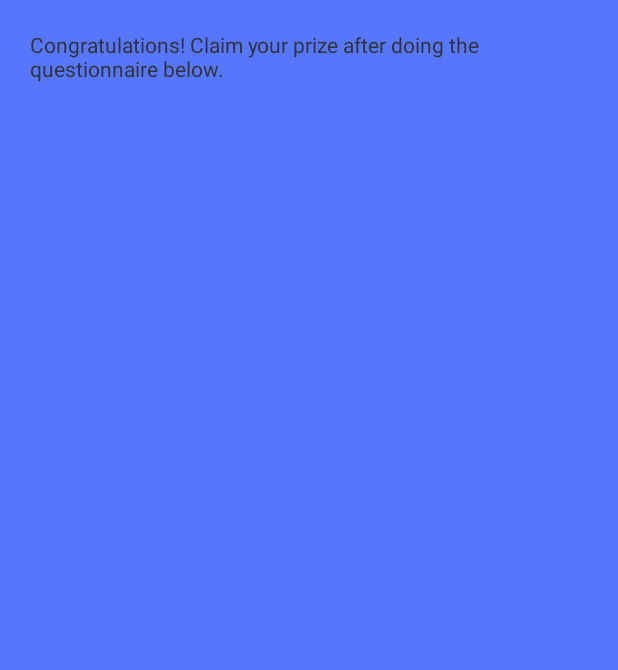
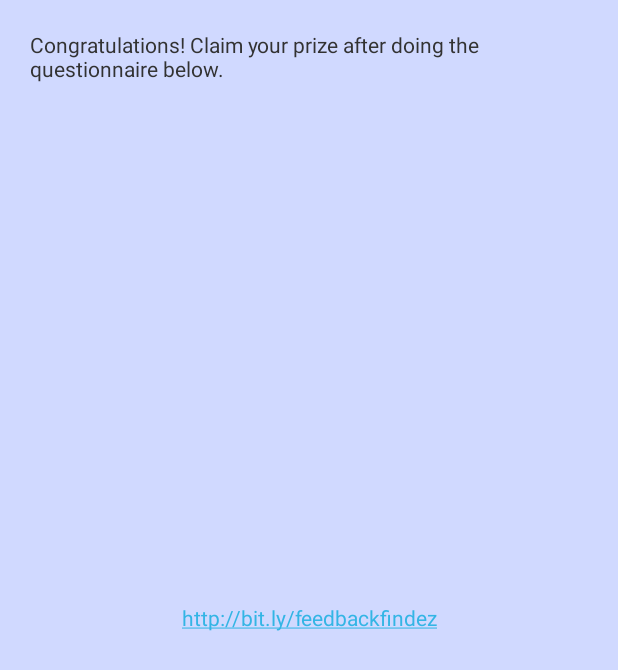
Before and after one commit to mathdroid/DictGame, an Android app: the QuesActivity screen opened directly, with no data from a screen before it, on a phone screen of 412 x 824 dp. Shown: the top 670 px of the screen. Run offline under Robolectric (Android 15) with nearby library versions, the phone set to English and light mode, and no system bars; Roboto replaces fonts that are not available here.

Commit message:
add all required functionality

```diff
--- a/app/src/main/res/layout/activity_ques.xml
+++ b/app/src/main/res/layout/activity_ques.xml
@@ -6,12 +6,25 @@
     android:paddingRight="@dimen/activity_horizontal_margin"
     android:paddingTop="@dimen/activity_vertical_margin"
     android:paddingBottom="@dimen/activity_vertical_margin"
-    android:background="@color/blue_500"
+    android:background="@color/blue_100"
     tools:context="com.odi.sol.dgame.QuesActivity">
 
     <TextView
         android:text="Congratulations! Claim your prize after doing the questionnaire below."
         android:layout_width="wrap_content"
-        android:layout_height="wrap_content" />
+        android:layout_height="wrap_content"
+        android:layout_centerHorizontal="true" />
+    <TextView
+        android:id="@+id/txtLostpassword"
+        android:layout_width="wrap_content"
+        android:layout_height="wrap_content"
+        android:layout_gravity="center"
+        android:autoLink="web"
+        android:gravity="center"
+        android:padding="20px"
+        android:text="@string/qlink"
+        android:textAppearance="?android:attr/textAppearanceSmall"
+        android:layout_centerHorizontal="true"
+        android:layout_centerVertical="true"/>
 
 </RelativeLayout>
--- a/app/src/main/res/values/strings.xml
+++ b/app/src/main/res/values/strings.xml
@@ -58,6 +58,9 @@ Yang unik adalah salah satu dari pemain akan mendapatkan kesempatan untuk menent
     <string name="disagree">Disagree</string>
     <string name="txtCongratsTop">Selamat, kalian memenangkan</string>
     <string name="pleaseWait">Please wait...</string>
+
     <string name="title_activity_ques">QuesActivity</string>
 
+    <string name="qlink"><a href="http://bit.ly/feedbackfindez">http://bit.ly/feedbackfindez</a></string>
+
 </resources>
```
